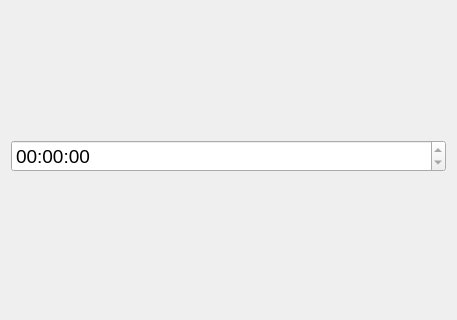
First picture: the form in UnicornHabits/StudyModeWidget.ui, repository Andrew2a1/CodeNight_10_04, before the edit; both pictures show x 0 to 457 and y 199 to 519 of the 457 by 672 pixel window.
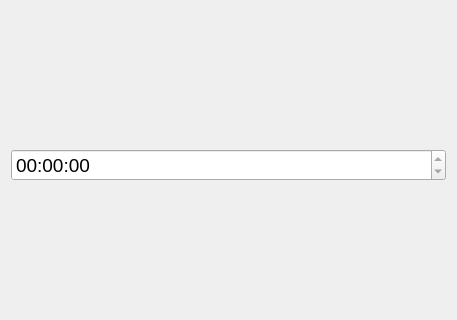
Second picture: the form after the edit.

What changed in the file:
```diff
--- a/UnicornHabits/StudyModeWidget.ui
+++ b/UnicornHabits/StudyModeWidget.ui
@@ -48,10 +48,13 @@
      <property name="orientation">
       <enum>Qt::Vertical</enum>
      </property>
+     <property name="sizeType">
+      <enum>QSizePolicy::Fixed</enum>
+     </property>
      <property name="sizeHint" stdset="0">
       <size>
        <width>20</width>
-       <height>40</height>
+       <height>300</height>
       </size>
      </property>
     </spacer>
```
